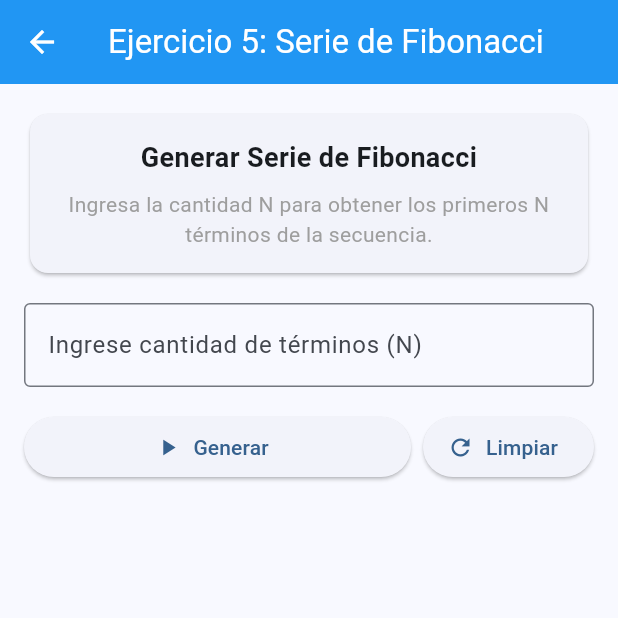
After one commit to Isaac-E-C/Prueba_practica_1.1, a Flutter app: the screen it shows after launch, after a tap on "Ejercicio 5: Serie de Fibonacci", on a phone screen of 412 x 824 dp, the top half of it. The commit adds this screen. Run offline on Flutter 3.47's test engine with Material 3 defaults, Android fonts, the phone set to English and light mode, and no system bars.

Commit message:
Implementacion Ejercicios 4, 5 y 6 con menu principal y navegacion

```diff
--- /dev/null
+++ b/lib/logica/ejercicio5_logica.dart
@@ -0,0 +1,30 @@
+class Ejercicio5Logica {
+  int cantidad = 0;
+  List<int> serie = [];
+  String resultadoTexto = '';
+
+  void generar(int n) {
+    cantidad = n;
+    serie = [];
+
+    if (n >= 1) {
+      serie.add(0);
+    }
+    if (n >= 2) {
+      serie.add(1);
+    }
+
+    for (int i = 2; i < n; i++) {
+      int siguiente = serie[i - 1] + serie[i - 2];
+      serie.add(siguiente);
+    }
+
+    resultadoTexto = 'Se generaron los primeros $n términos de Fibonacci.';
+  }
+
+  void reiniciar() {
+    cantidad = 0;
+    serie = [];
+    resultadoTexto = '';
+  }
+}
--- a/lib/main.dart
+++ b/lib/main.dart
@@ -1,5 +1,8 @@
 import 'package:flutter/material.dart';
 import 'pantallas/pantalla_principal.dart';
+import 'pantallas/ejercicio4_pantalla.dart';
+import 'pantallas/ejercicio5_pantalla.dart';
+import 'pantallas/ejercicio6_pantalla.dart';
 
 void main() {
   runApp(const MiAplicacion());
@@ -20,6 +23,9 @@ class MiAplicacion extends StatelessWidget {
       initialRoute: '/',
       routes: {
         '/': (context) => const PantallaPrincipal(),
+        '/ejercicio4': (context) => const Ejercicio4Pantalla(),
+        '/ejercicio5': (context) => const Ejercicio5Pantalla(),
+        '/ejercicio6': (context) => const Ejercicio6Pantalla(),
       },
     );
   }
--- /dev/null
+++ b/lib/pantallas/ejercicio5_pantalla.dart
@@ -0,0 +1,183 @@
+import 'package:flutter/material.dart';
+import '../logica/ejercicio5_logica.dart';
+
+class Ejercicio5Pantalla extends StatefulWidget {
+  const Ejercicio5Pantalla({super.key});
+
+  @override
+  State<Ejercicio5Pantalla> createState() => _Ejercicio5PantallaState();
+}
+
+class _Ejercicio5PantallaState extends State<Ejercicio5Pantalla> {
+  Ejercicio5Logica logica = Ejercicio5Logica();
+  TextEditingController valorController = TextEditingController();
+  String mensajeError = '';
+
+  void procesar() {
+    final int? valor = int.tryParse(valorController.text);
+    if (valor == null || valor <= 0) {
+      setState(() {
+        mensajeError = 'Ingrese la cantidad N de términos (entero positivo).';
+      });
+      return;
+    }
+
+    setState(() {
+      mensajeError = '';
+      logica.generar(valor);
+    });
+  }
+
+  void reiniciar() {
+    setState(() {
+      logica.reiniciar();
+      valorController.clear();
+      mensajeError = '';
+    });
+  }
+
+  @override
+  void dispose() {
+    valorController.dispose();
+    super.dispose();
+  }
+
+  @override
+  Widget build(BuildContext context) {
+    return Scaffold(
+      appBar: AppBar(
+        title: const Text('Ejercicio 5: Serie de Fibonacci'),
+        backgroundColor: Colors.blue,
+        foregroundColor: Colors.white,
+      ),
+      body: SingleChildScrollView(
+        padding: const EdgeInsets.all(16.0),
+        child: Column(
+          crossAxisAlignment: CrossAxisAlignment.stretch,
+          children: [
+            const Card(
+              child: Padding(
+                padding: EdgeInsets.all(16.0),
+                child: Column(
+                  children: [
+                    Text(
+                      'Generar Serie de Fibonacci',
+                      style: TextStyle(
+                        fontSize: 18,
+                        fontWeight: FontWeight.bold,
+                      ),
+                      textAlign: TextAlign.center,
+                    ),
+                    SizedBox(height: 8),
+                    Text(
+                      'Ingresa la cantidad N para obtener los primeros N términos de la secuencia.',
+                      style: TextStyle(color: Colors.grey),
+                      textAlign: TextAlign.center,
+                    ),
+                  ],
+                ),
+              ),
+            ),
+            const SizedBox(height: 16),
+            TextField(
+              controller: valorController,
+              keyboardType: TextInputType.number,
+              decoration: const InputDecoration(
+                labelText: 'Ingrese cantidad de términos (N)',
+                hintText: 'Ejemplo: 10',
+                border: OutlineInputBorder(),
+              ),
+            ),
+            if (mensajeError.isNotEmpty) ...[
+              const SizedBox(height: 8),
+              Text(
+                mensajeError,
+                style: const TextStyle(color: Colors.red, fontSize: 14),
+              ),
+            ],
+            const SizedBox(height: 16),
+            Row(
+              children: [
+                Expanded(
+                  child: ElevatedButton.icon(
+                    onPressed: procesar,
+                    icon: const Icon(Icons.play_arrow),
+                    label: const Text('Generar'),
+                  ),
+                ),
+                const SizedBox(width: 8),
+                ElevatedButton.icon(
+                  onPressed: reiniciar,
+                  icon: const Icon(Icons.refresh),
+                  label: const Text('Limpiar'),
+                ),
+              ],
+            ),
+            if (logica.serie.isNotEmpty) ...[
+              const SizedBox(height: 16),
+              Card(
+                child: Padding(
+                  padding: const EdgeInsets.all(16.0),
+                  child: Column(
+                    crossAxisAlignment: CrossAxisAlignment.start,
+                    children: [
+                      Text(
+                        logica.resultadoTexto,
+                        style: const TextStyle(
+                          fontSize: 16,
+                          fontWeight: FontWeight.bold,
+                        ),
+                      ),
+                      const SizedBox(height: 8),
+                      Text(
+                        'Secuencia: ${logica.serie.join(", ")}',
+                        style: const TextStyle(fontSize: 15),
+                      ),
+                      const Divider(),
+                      const Text(
+                        'Términos generados:',
+                        style: TextStyle(
+                          fontSize: 14,
+                          fontWeight: FontWeight.bold,
+                        ),
+                      ),
+                      const SizedBox(height: 8),
+                      ListView.separated(
+                        shrinkWrap: true,
+                        physics: const NeverScrollableScrollPhysics(),
+                        itemCount: logica.serie.length,
+                        separatorBuilder: (context, index) => const Divider(height: 1),
+                        itemBuilder: (context, index) {
+                          return ListTile(
+                            leading: CircleAvatar(
+                              backgroundColor: Colors.blue.shade100,
+                              child: Text(
+                                '${index + 1}',
+                                style: const TextStyle(
+                                  fontWeight: FontWeight.bold,
+                                  color: Colors.blue,
+                                ),
+                              ),
+                            ),
+                            title: Text('Término ${index + 1}'),
+                            trailing: Text(
+                              '${logica.serie[index]}',
+                              style: const TextStyle(
+                                fontSize: 16,
+                                fontWeight: FontWeight.bold,
+                              ),
+                            ),
+                          );
+                        },
+                      ),
+                    ],
+                  ),
+                ),
+              ),
+            ],
+          ],
+        ),
+      ),
+    );
+  }
+}
--- a/lib/pantallas/pantalla_principal.dart
+++ b/lib/pantallas/pantalla_principal.dart
@@ -22,7 +22,7 @@ class PantallaPrincipal extends StatelessWidget {
                 child: Column(
                   children: [
                     Text(
-                      'Aplicación Móvil - Ejercicios Prácticos',
+                      'Aplicación Móvil - Prueba Práctica 1',
                       style: TextStyle(
                         fontSize: 18,
                         fontWeight: FontWeight.bold,
@@ -40,11 +40,39 @@ class PantallaPrincipal extends StatelessWidget {
               ),
             ),
             const SizedBox(height: 16),
-            // Los botones de cada ejercicio se agregarán aquí cuando se especifiquen los ejercicios.
-            const Center(
-              child: Text(
-                'Esperando definición de ejercicios...',
-                style: TextStyle(fontStyle: FontStyle.italic, color: Colors.grey),
+            ElevatedButton.icon(
+              onPressed: () {
+                Navigator.pushNamed(context, '/ejercicio4');
+              },
+              icon: const Icon(Icons.star),
+              label: const Text('Ejercicio 4: Números Perfectos'),
+              style: ElevatedButton.styleFrom(
+                padding: const EdgeInsets.symmetric(vertical: 14),
+                alignment: Alignment.centerLeft,
+              ),
+            ),
+            const SizedBox(height: 12),
+            ElevatedButton.icon(
+              onPressed: () {
+                Navigator.pushNamed(context, '/ejercicio5');
+              },
+              icon: const Icon(Icons.timeline),
+              label: const Text('Ejercicio 5: Serie de Fibonacci'),
+              style: ElevatedButton.styleFrom(
+                padding: const EdgeInsets.symmetric(vertical: 14),
+                alignment: Alignment.centerLeft,
+              ),
+            ),
+            const SizedBox(height: 12),
+            ElevatedButton.icon(
+              onPressed: () {
+                Navigator.pushNamed(context, '/ejercicio6');
+              },
+              icon: const Icon(Icons.calculate),
+              label: const Text('Ejercicio 6: Número Armstrong'),
+              style: ElevatedButton.styleFrom(
+                padding: const EdgeInsets.symmetric(vertical: 14),
+                alignment: Alignment.centerLeft,
               ),
             ),
           ],
```
Also changed, not shown: lib/logica/ejercicio4_logica.dart (added, +36 -0 lines), lib/logica/ejercicio6_logica.dart (added, +45 -0 lines), lib/pantallas/ejercicio4_pantalla.dart (added, +158 -0 lines), lib/pantallas/ejercicio6_pantalla.dart (added, +163 -0 lines), 1 other file.
